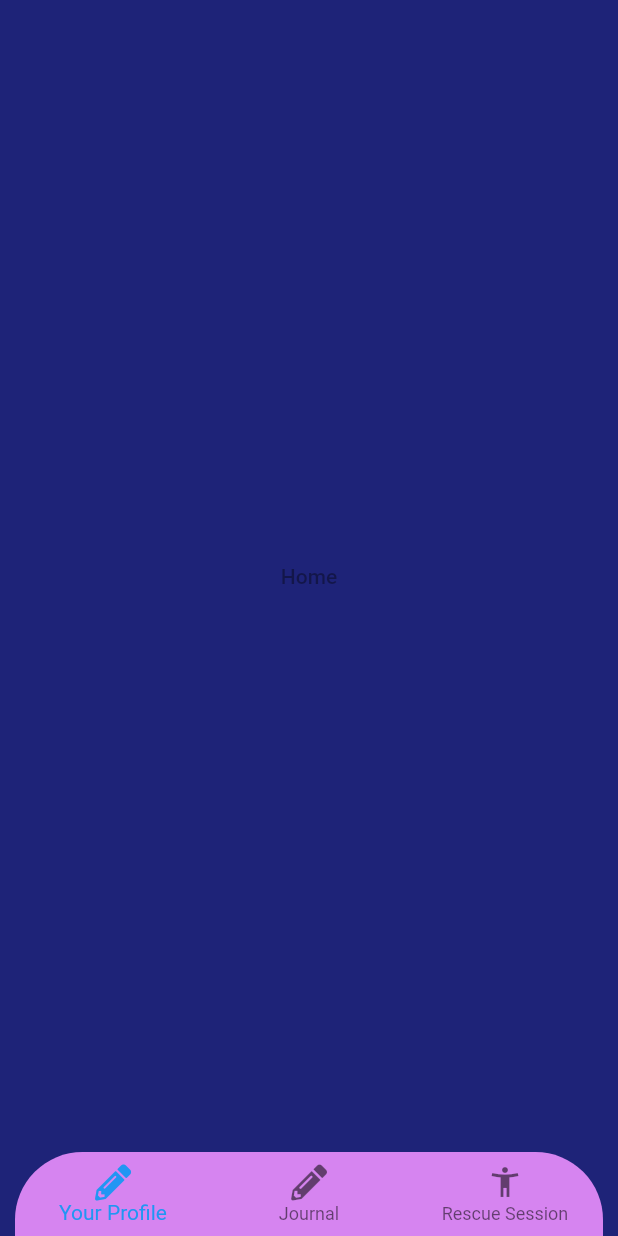
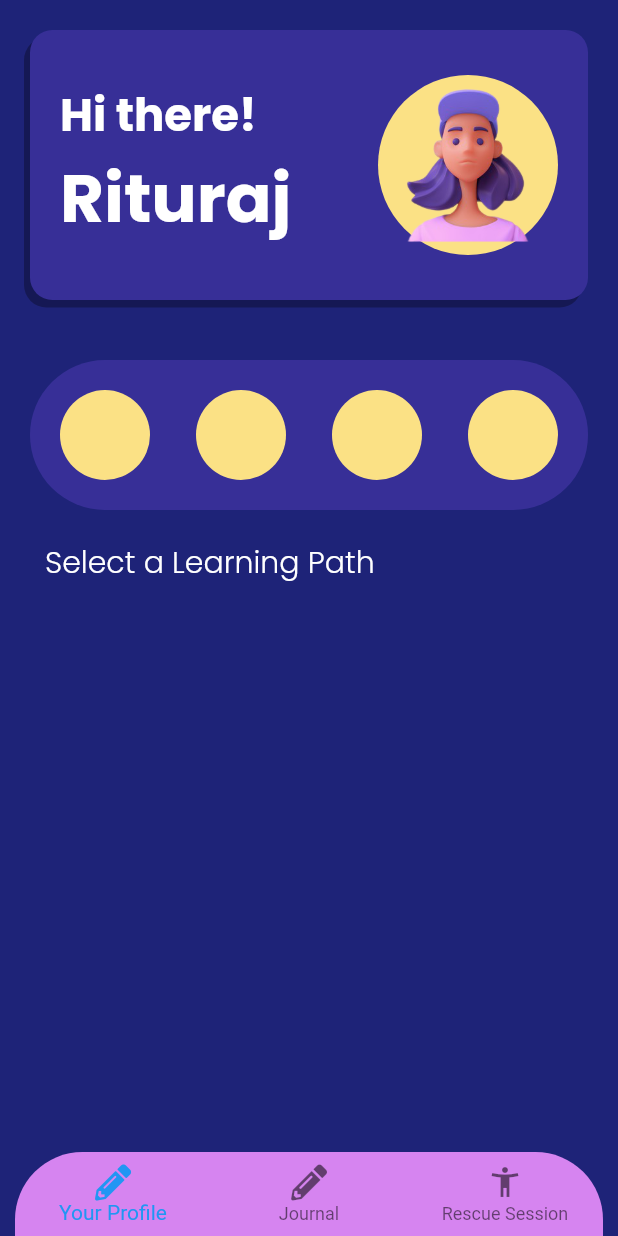
Before and after one commit to rituraj2000/resonate2k21, a Flutter app: the screen it shows after launch, on a phone screen of 412 x 824 dp. Run offline on Flutter 3.47's test engine with Material 2 defaults, Android fonts, the phone set to English and light mode, and no system bars; our stand-ins replace carousel_slider, font_awesome_flutter; missing offline and left inert: flutter_phone_direct_caller.

Commit message:
Creates Home Page

```diff
--- a/lib/Screens/Screens/Home/Home.dart
+++ b/lib/Screens/Screens/Home/App_Display.dart
@@ -1,16 +1,17 @@
 import 'package:flutter/material.dart';
 import 'package:font_awesome_flutter/font_awesome_flutter.dart';
 import 'package:mentprism/Screens/Screens//Journal_Page/write_Journal.dart';
+import 'package:mentprism/Screens/Screens/Home/Home_Page.dart';
 import 'package:mentprism/Screens/Screens/Journal_Page/Journal_MainPage.dart';
 import 'package:mentprism/Screens/Screens/RescueSession/Rescue_Session_Main.dart';
 import 'package:mentprism/const.dart';
 
-class Home extends StatefulWidget {
+class Main_Display extends StatefulWidget {
   @override
-  _HomeState createState() => _HomeState();
+  _Main_DisplayState createState() => _Main_DisplayState();
 }
 
-class _HomeState extends State<Home> {
+class _Main_DisplayState extends State<Main_Display> {
   int currentindex = 0;
 
   final List screens = [Home_Page(), Journal_Main(), Rescue_Session()];
@@ -62,20 +63,3 @@ class _HomeState extends State<Home> {
     );
   }
 }
-
-class Home_Page extends StatelessWidget {
-  const Home_Page({
-    Key key,
-  }) : super(key: key);
-
-  @override
-  Widget build(BuildContext context) {
-    return Container(
-      child: Center(
-        child: FlatButton(
-          child: Text('Home'),
-        ),
-      ),
-    );
-  }
-}
--- /dev/null
+++ b/lib/Screens/Screens/Home/Home_Page.dart
@@ -0,0 +1,142 @@
+import 'package:flutter/material.dart';
+import 'package:mentprism/const.dart';
+
+class Home_Page extends StatefulWidget {
+  @override
+  _Home_PageState createState() => _Home_PageState();
+}
+
+class _Home_PageState extends State<Home_Page> {
+  bool isEmojiSelected = true;
+
+  @override
+  Widget build(BuildContext context) {
+    return SafeArea(
+      child: Container(
+        child: Column(
+          crossAxisAlignment: CrossAxisAlignment.start,
+          children: [
+            User_Box(),
+            isEmojiSelected
+                ? Container(
+                    margin: EdgeInsets.all(20),
+                    padding: EdgeInsets.all(20),
+                    width: double.infinity,
+                    decoration: TextBoxDecorationYellow,
+                    child: Row(
+                      mainAxisAlignment: MainAxisAlignment.spaceBetween,
+                      children: [
+                        Emoji_Button(
+                          ontap: () {
+                            setState(() {
+                              isEmojiSelected = false;
+                            });
+                          },
+                        ),
+                        Emoji_Button(
+                          ontap: () {
+                            setState(() {
+                              isEmojiSelected = false;
+                            });
+                          },
+                        ),
+                        Emoji_Button(
+                          ontap: () {
+                            setState(() {
+                              isEmojiSelected = false;
+                            });
+                          },
+                        ),
+                        Emoji_Button(
+                          ontap: () {
+                            setState(() {
+                              isEmojiSelected = false;
+                            });
+                          },
+                        ),
+                      ],
+                    ),
+                  )
+                : SizedBox(),
+            Heading_20_white(),
+          ],
+        ),
+      ),
+    );
+  }
+}
+
+class Heading_20_white extends StatelessWidget {
+  const Heading_20_white({
+    Key key,
+  }) : super(key: key);
+
+  @override
+  Widget build(BuildContext context) {
+    return Padding(
+      padding: const EdgeInsets.symmetric(horizontal: 30),
+      child: Text(
+        'Select a Learning Path',
+        style: whitecolorLight20,
+      ),
+    );
+  }
+}
+
+class Emoji_Button extends StatelessWidget {
+  Emoji_Button({this.ontap});
+
+  final Function ontap;
+
+  @override
+  Widget build(BuildContext context) {
+    return GestureDetector(
+      onTap: ontap,
+      child: CircleAvatar(backgroundColor: yellowColor, radius: 30),
+    );
+  }
+}
+
+class User_Box extends StatelessWidget {
+  const User_Box({
+    Key key,
+  }) : super(key: key);
+
+  @override
+  Widget build(BuildContext context) {
+    return Container(
+      margin: EdgeInsets.all(20),
+      padding: EdgeInsets.all(20),
+      height: 180,
+      width: double.infinity,
+      decoration: TextBoxDecoration,
+      child: Row(
+        mainAxisAlignment: MainAxisAlignment.spaceBetween,
+        crossAxisAlignment: CrossAxisAlignment.center,
+        children: [
+          Column(
+            crossAxisAlignment: CrossAxisAlignment.start,
+            mainAxisAlignment: MainAxisAlignment.center,
+            children: [
+              Text(
+                'Hi there!',
+                style: white30Heading,
+              ),
+              Text(
+                'Rituraj',
+                style: white45Heading,
+              ),
+            ],
+          ),
+          CircleAvatar(
+            radius: 60,
+            backgroundColor: yellowColor,
+            child: Image(
+              image: AssetImage('assets/images/user_pic.png'),
+            ),
+          )
+        ],
+      ),
+    );
+  }
+}
--- a/lib/const.dart
+++ b/lib/const.dart
@@ -22,6 +22,12 @@ TextStyle white30Heading = TextStyle(
   fontSize: 30,
   fontWeight: FontWeight.w700,
 );
+TextStyle white45Heading = TextStyle(
+  fontFamily: 'Poppins',
+  color: Colors.white,
+  fontSize: 45,
+  fontWeight: FontWeight.w700,
+);
 TextStyle white30HeadingLight = TextStyle(
   fontFamily: 'Poppins',
   color: Colors.white,
@@ -34,24 +40,46 @@ TextStyle whitecolorBold14 = TextStyle(
   fontSize: 14,
   fontWeight: FontWeight.w700,
 );
-
 TextStyle whitecolorBold12 = TextStyle(
   fontFamily: 'Poppins',
   color: Colors.white,
   fontSize: 12,
   fontWeight: FontWeight.w700,
 );
-
 TextStyle whitecolorLight14 = TextStyle(
   fontFamily: 'Poppins',
   color: Colors.white,
   fontSize: 14,
   fontWeight: FontWeight.w200,
 );
-
 TextStyle whitecolorLight20 = TextStyle(
   fontFamily: 'Poppins',
   color: Colors.white,
   fontSize: 20,
   fontWeight: FontWeight.w200,
 );
+
+//**
+//
+//
+//
+// /
+
+BoxDecoration TextBoxDecoration = BoxDecoration(
+    color: secondaryBlue,
+    borderRadius: BorderRadius.all(Radius.circular(15)),
+    boxShadow: [
+      BoxShadow(
+        color: Colors.black.withOpacity(0.3),
+        offset: Offset(-4, 5),
+      ),
+    ]);
+BoxDecoration TextBoxDecorationYellow = BoxDecoration(
+  color: secondaryBlue,
+  borderRadius: BorderRadius.all(Radius.circular(60)),
+);
+
+BoxDecoration SquareBoxDecoration = BoxDecoration(
+  color: secondaryBlue,
+  borderRadius: BorderRadius.all(Radius.circular(20)),
+);
--- a/lib/main.dart
+++ b/lib/main.dart
@@ -1,6 +1,6 @@
 import 'package:flutter/material.dart';
 import 'package:mentprism/Screens/Screens//Journal_Page/write_Journal.dart';
-import 'package:mentprism/Screens/Screens/Home/Home.dart';
+import 'package:mentprism/Screens/Screens/Home/App_Display.dart';
 import 'const.dart';
 
 void main() {
@@ -15,7 +15,7 @@ class MyApp extends StatelessWidget {
       debugShowCheckedModeBanner: false,
       title: 'Flutter Demo',
       theme: ThemeData(),
-      home: Home(),
+      home: Main_Display(),
     );
   }
 }
--- a/pubspec.yaml
+++ b/pubspec.yaml
@@ -49,8 +49,9 @@ flutter:
   uses-material-design: true
 
   # To add assets to your application, add an assets section, like this:
-  # assets:
-  #   - images/a_dot_burr.jpeg
+  assets:
+    - assets/images/
+    - assets/images/emojis
   #   - images/a_dot_ham.jpeg
 
   # An image asset can refer to one or more resolution-specific "variants", see
```
Also changed, not shown: lib/Screens/Screens/RescueSession/RescueQuiz.dart (+45 -11 lines), lib/Screens/Screens/RescueSession/Rescue_Session_Main.dart (+1 -16 lines), lib/Screens/Screens/RescueSession/Resque_Quiz_Questions.dart (+8 -4 lines), assets/images/emojis/bad.png (added), assets/images/emojis/happy.png (added), assets/images/emojis/happy_2.png (added), assets/images/emojis/ok.png (added), assets/images/emojis/sad.png (added), assets/images/user_pic.png (added).
